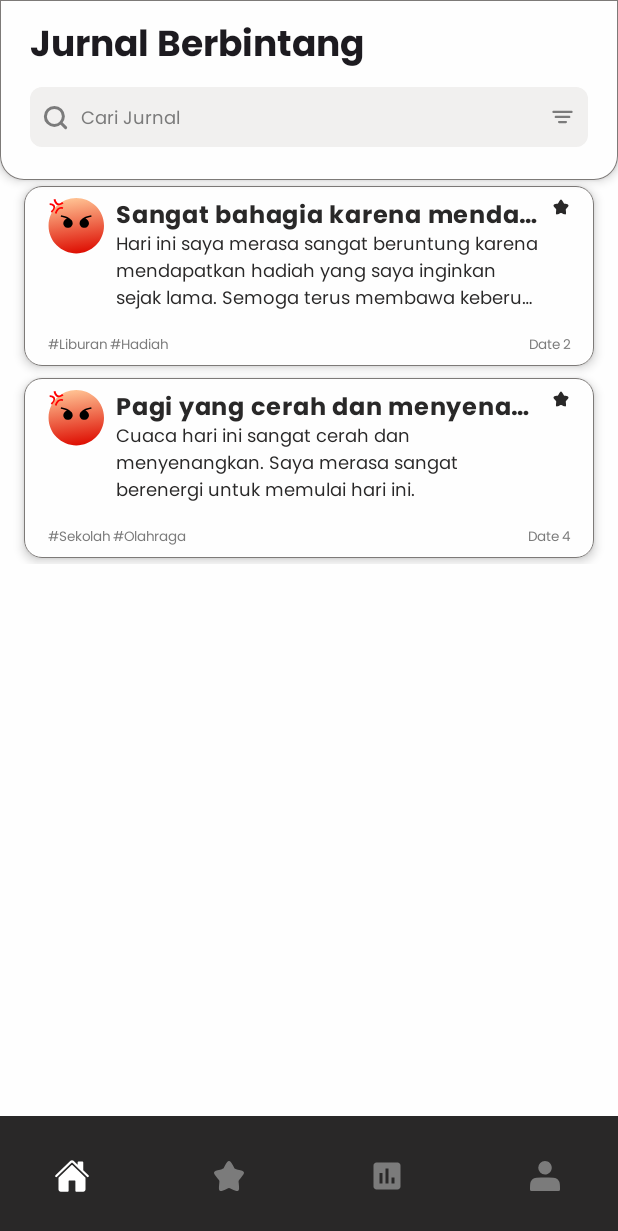
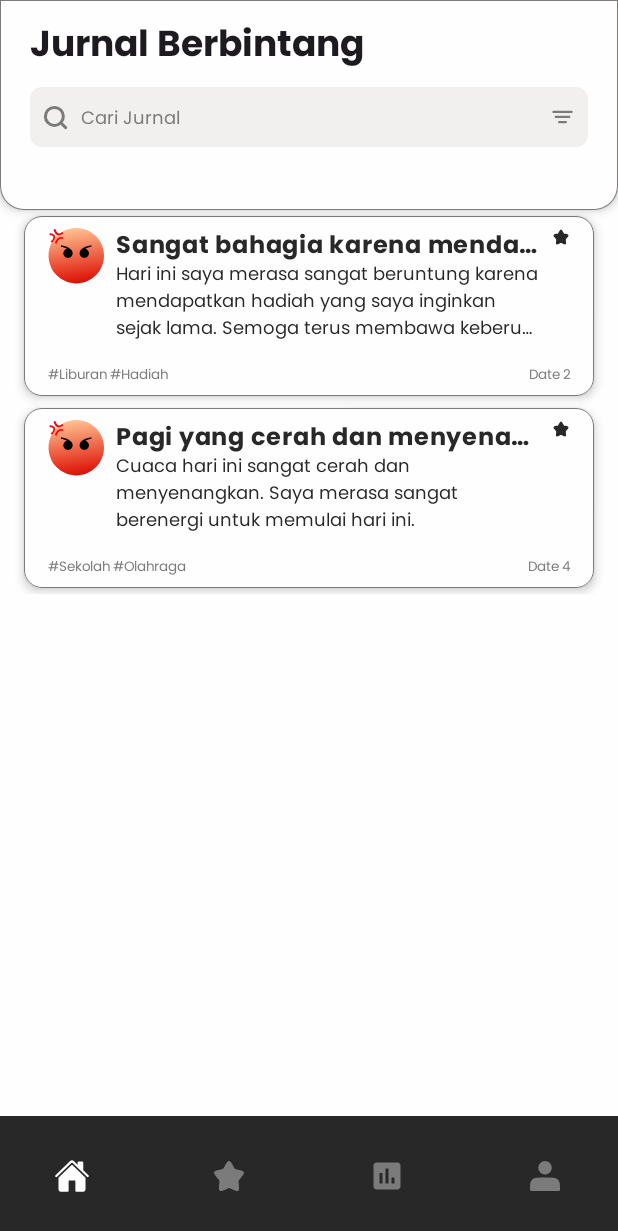
Before and after one commit to memotions/android, an Android app built with Jetpack Compose: the StarredScreen screen opened through its navigation route, on a phone screen of 412 x 824 dp. Shown: the top 1231 px of the screen. Run offline under Robolectric (Android 15) with nearby library versions, the phone set to English and light mode, and no system bars; our stand-ins replace Dagger/Hilt's generated code.

```diff
--- a/app/src/main/java/com/memtionsandroid/memotions/ui/MainActivity.kt
+++ b/app/src/main/java/com/memtionsandroid/memotions/ui/MainActivity.kt
@@ -3,6 +3,7 @@ package com.memtionsandroid.memotions.ui
 import android.os.Bundle
 import androidx.activity.ComponentActivity
 import androidx.activity.compose.setContent
+import androidx.activity.enableEdgeToEdge
 import androidx.compose.foundation.layout.fillMaxSize
 import androidx.compose.material3.MaterialTheme
 import androidx.compose.material3.Surface
@@ -14,6 +15,7 @@ import dagger.hilt.android.AndroidEntryPoint
 class MainActivity : ComponentActivity() {
 
     override fun onCreate(savedInstanceState: Bundle?) {
+        enableEdgeToEdge()
         super.onCreate(savedInstanceState)
         setContent {
             MemotionsTheme {
--- a/app/src/main/java/com/memtionsandroid/memotions/ui/components/home/HomeTopBar.kt
+++ b/app/src/main/java/com/memtionsandroid/memotions/ui/components/home/HomeTopBar.kt
@@ -10,6 +10,8 @@ import androidx.compose.foundation.layout.fillMaxWidth
 import androidx.compose.foundation.layout.height
 import androidx.compose.foundation.layout.padding
 import androidx.compose.foundation.layout.size
+import androidx.compose.foundation.layout.statusBarsPadding
+import androidx.compose.foundation.layout.windowInsetsStartWidth
 import androidx.compose.foundation.shape.RoundedCornerShape
 import androidx.compose.material3.MaterialTheme
 import androidx.compose.material3.Surface
@@ -31,6 +33,12 @@ import com.memtionsandroid.memotions.ui.theme.customColors
 fun HomeTopBar(
 
 ) {
+//    val insets = LocalWindowInsets.current
+//    val statusBarHeightPx = insets.statusBars.top
+//
+//    // Menghitung ukuran status bar dalam dp
+//    val statusBarHeightDp = with(LocalDensity.current) { statusBarHeightPx.toDp() }
+
     val customColors = MaterialTheme.customColors
     val streakImage = painterResource(id = R.drawable.streak)
     val streak = 12
@@ -46,7 +54,7 @@ fun HomeTopBar(
     Surface(
         modifier = Modifier
             .fillMaxWidth()
-            .height(140.dp),
+            .height(160.dp),
         shadowElevation = 4.dp,
         tonalElevation = 8.dp,
         border = BorderStroke(0.5.dp, customColors.outlineColor),
@@ -58,6 +66,7 @@ fun HomeTopBar(
                 .fillMaxWidth()
                 .background(customColors.backgroundColor)
                 .padding(horizontal = 20.dp, vertical = 12.dp)
+                .statusBarsPadding()
         ) {
             Column {
                 Row(
--- a/app/src/main/java/com/memtionsandroid/memotions/ui/components/starred/StarredTopBar.kt
+++ b/app/src/main/java/com/memtionsandroid/memotions/ui/components/starred/StarredTopBar.kt
@@ -7,6 +7,7 @@ import androidx.compose.foundation.layout.Column
 import androidx.compose.foundation.layout.fillMaxWidth
 import androidx.compose.foundation.layout.height
 import androidx.compose.foundation.layout.padding
+import androidx.compose.foundation.layout.statusBarsPadding
 import androidx.compose.foundation.shape.RoundedCornerShape
 import androidx.compose.material3.MaterialTheme
 import androidx.compose.material3.Surface
@@ -26,7 +27,7 @@ fun StarredTopBar() {
     Surface (
         modifier = Modifier
             .fillMaxWidth()
-            .height(120.dp),
+            .height(140.dp),
         shadowElevation = 4.dp,
         tonalElevation = 8.dp,
         border = BorderStroke(0.5.dp, customColors.outlineColor),
@@ -37,6 +38,7 @@ fun StarredTopBar() {
                 .fillMaxWidth()
                 .background(customColors.backgroundColor)
                 .padding(horizontal = 20.dp, vertical = 12.dp)
+                .statusBarsPadding()
         ) {
             Column {
                 Text(text = "Jurnal Berbintang",
--- a/app/src/main/java/com/memtionsandroid/memotions/ui/main/MainScreen.kt
+++ b/app/src/main/java/com/memtionsandroid/memotions/ui/main/MainScreen.kt
@@ -2,6 +2,7 @@ package com.memtionsandroid.memotions.ui.main
 
 import androidx.compose.foundation.background
 import androidx.compose.foundation.layout.fillMaxWidth
+import androidx.compose.foundation.layout.navigationBarsPadding
 import androidx.compose.foundation.layout.padding
 import androidx.compose.material3.ExperimentalMaterial3Api
 import androidx.compose.material3.Icon
@@ -17,6 +18,7 @@ import androidx.compose.runtime.remember
 import androidx.compose.ui.Modifier
 import androidx.compose.ui.input.nestedscroll.nestedScroll
 import androidx.compose.ui.res.painterResource
+import androidx.compose.ui.unit.dp
 import androidx.navigation.NavController
 import androidx.navigation.compose.NavHost
 import androidx.navigation.compose.composable
@@ -44,7 +46,7 @@ fun MainScreen() {
         NavHost(
             navController = navController,
             startDestination = "home",
-            Modifier.padding(innerPadding)
+//            Modifier.padding(innerPadding)
         ) {
             composable("home") { HomeScreen() }
             composable("starred") { StarredScreen() }
--- a/app/src/main/java/com/memtionsandroid/memotions/ui/main/screen/HomeScreen.kt
+++ b/app/src/main/java/com/memtionsandroid/memotions/ui/main/screen/HomeScreen.kt
@@ -93,7 +93,7 @@ fun HomeScreen() {
         content = { innerPadding ->
             Box(modifier = Modifier
                 .fillMaxWidth()
-                .padding(innerPadding)) {
+                .padding(innerPadding).padding(bottom = 80.dp)) {
                 Journals(journalList)
             }
         }
--- a/app/src/main/java/com/memtionsandroid/memotions/ui/main/screen/StarredScreen.kt
+++ b/app/src/main/java/com/memtionsandroid/memotions/ui/main/screen/StarredScreen.kt
@@ -1,6 +1,7 @@
 package com.memtionsandroid.memotions.ui.main.screen
 
 import androidx.compose.foundation.layout.Box
+import androidx.compose.foundation.layout.fillMaxSize
 import androidx.compose.foundation.layout.fillMaxWidth
 import androidx.compose.foundation.layout.padding
 import androidx.compose.foundation.lazy.LazyColumn
@@ -33,8 +34,6 @@ val starredJournalList = listOf(
     ),
 )
 
-
-
 @Composable
 fun StarredScreen() {
     Scaffold (
@@ -44,7 +43,7 @@ fun StarredScreen() {
         content = { innerPadding ->
             Box(modifier = Modifier
                 .fillMaxWidth()
-                .padding(innerPadding)) {
+                .padding(innerPadding).padding(bottom = 80.dp)) {
                 Journals(starredJournalList)
             }
         }
--- a/app/src/main/java/com/memtionsandroid/memotions/ui/theme/Theme.kt
+++ b/app/src/main/java/com/memtionsandroid/memotions/ui/theme/Theme.kt
@@ -86,6 +86,7 @@ fun MemotionsTheme(
         else -> LightColorScheme
     }
 
+
     // Provide both ColorScheme and CustomColors
     CompositionLocalProvider(LocalCustomColors provides customColor) {
         MaterialTheme(
```
